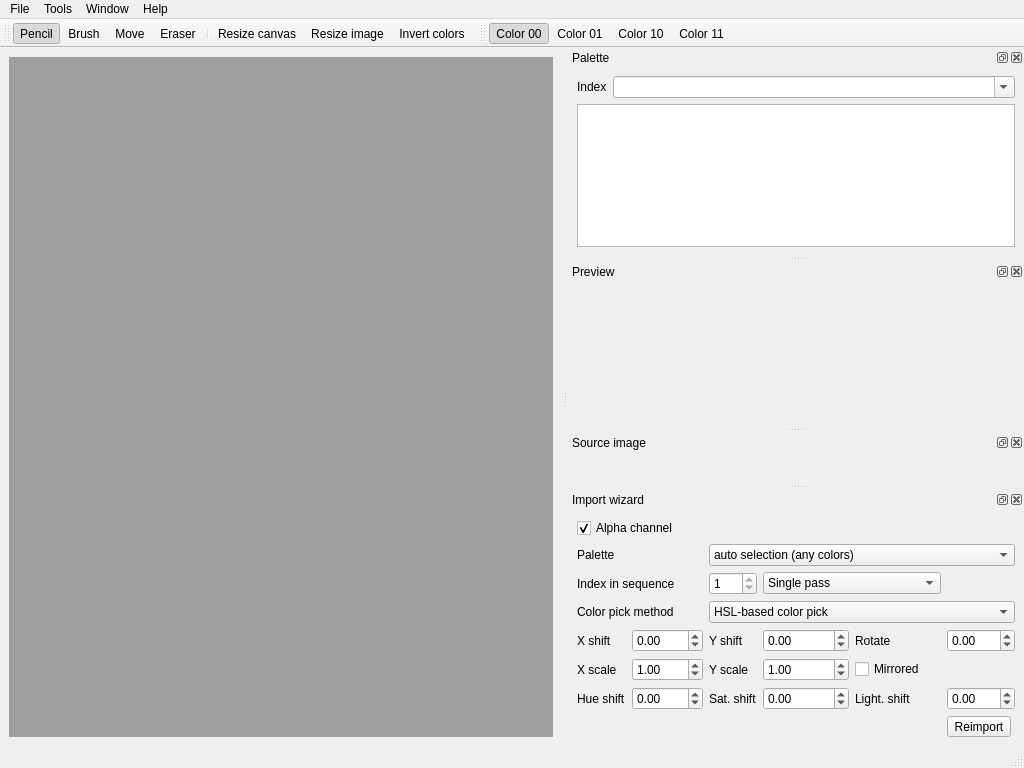
This is mainwindow.ui in mistificator/zx4pixelizer as Qt 5 draws it before an edit. The edited form follows.
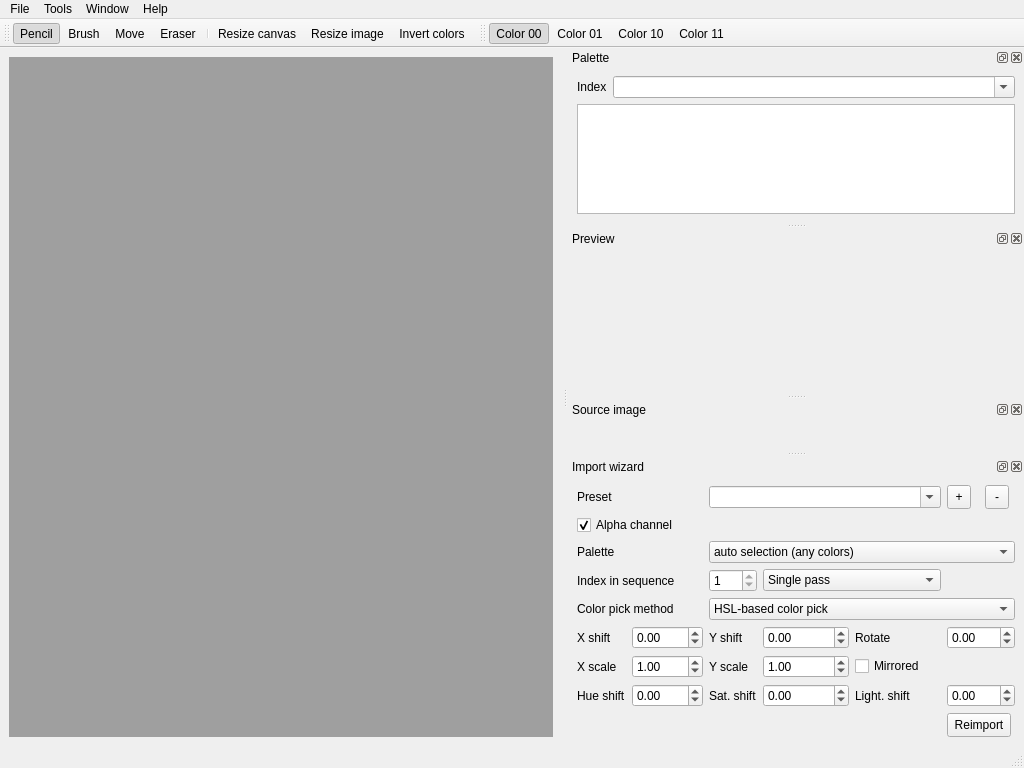
This is the edited form. Icons and pictures are not drawn.

Commit message: Reimport presets added

```diff
--- a/mainwindow.ui
+++ b/mainwindow.ui
@@ -346,27 +346,27 @@
    </attribute>
    <widget class="QWidget" name="dockWidgetContents_5">
     <layout class="QGridLayout" name="gridLayout_2">
-     <item row="8" column="3" colspan="2">
-      <spacer name="verticalSpacer_2">
-       <property name="orientation">
-        <enum>Qt::Vertical</enum>
-       </property>
-       <property name="sizeHint" stdset="0">
-        <size>
-         <width>20</width>
-         <height>40</height>
-        </size>
-       </property>
-      </spacer>
-     </item>
-     <item row="1" column="0">
-      <widget class="QLabel" name="label">
-       <property name="text">
-        <string>Palette</string>
-       </property>
-      </widget>
-     </item>
      <item row="6" column="1">
+      <widget class="QDoubleSpinBox" name="xScale">
+       <property name="minimum">
+        <double>0.010000000000000</double>
+       </property>
+       <property name="maximum">
+        <double>1000.000000000000000</double>
+       </property>
+       <property name="value">
+        <double>1.000000000000000</double>
+       </property>
+      </widget>
+     </item>
+     <item row="0" column="0">
+      <widget class="QLabel" name="label_13">
+       <property name="text">
+        <string>Preset</string>
+       </property>
+      </widget>
+     </item>
+     <item row="7" column="1">
       <widget class="QDoubleSpinBox" name="hueShift">
        <property name="minimum">
         <double>-1.000000000000000</double>
@@ -382,28 +382,27 @@
        </property>
       </widget>
      </item>
-     <item row="5" column="4" colspan="2">
+     <item row="6" column="4" colspan="2">
       <widget class="QCheckBox" name="mirrored">
        <property name="text">
         <string>Mirrored</string>
        </property>
       </widget>
      </item>
-     <item row="4" column="2">
-      <widget class="QLabel" name="label_5">
-       <property name="text">
-        <string>Y shift</string>
+     <item row="1" column="0" colspan="2">
+      <widget class="QCheckBox" name="alphaBox">
+       <property name="toolTip">
+        <string>&lt;html&gt;&lt;head/&gt;&lt;body&gt;&lt;p&gt;&lt;span style=&quot; color:#d69545;&quot;&gt;If checked ithen import tool will use alpha channel if image has it or pixel from left top corner as alpha channel chromakey&lt;/span&gt;&lt;/p&gt;&lt;/body&gt;&lt;/html&gt;</string>
        </property>
-      </widget>
-     </item>
-     <item row="4" column="4">
-      <widget class="QLabel" name="label_7">
        <property name="text">
-        <string>Rotate</string>
+        <string>Alpha channel</string>
        </property>
+       <property name="checked">
+        <bool>true</bool>
+       </property>
       </widget>
      </item>
-     <item row="5" column="3">
+     <item row="6" column="3">
       <widget class="QDoubleSpinBox" name="yScale">
        <property name="minimum">
         <double>0.010000000000000</double>
@@ -416,37 +415,24 @@
        </property>
       </widget>
      </item>
+     <item row="7" column="4">
+      <widget class="QLabel" name="label_12">
+       <property name="text">
+        <string>Light. shift</string>
+       </property>
+      </widget>
+     </item>
      <item row="5" column="1">
-      <widget class="QDoubleSpinBox" name="xScale">
+      <widget class="QDoubleSpinBox" name="xShift">
        <property name="minimum">
-        <double>0.010000000000000</double>
+        <double>-256.000000000000000</double>
        </property>
        <property name="maximum">
-        <double>1000.000000000000000</double>
+        <double>256.000000000000000</double>
        </property>
-       <property name="value">
-        <double>1.000000000000000</double>
-       </property>
       </widget>
      </item>
-     <item row="5" column="2">
-      <widget class="QLabel" name="label_9">
-       <property name="text">
-        <string>Y scale</string>
-       </property>
-      </widget>
-     </item>
-     <item row="2" column="2">
-      <widget class="QSpinBox" name="paletteNumberBox">
-       <property name="minimum">
-        <number>1</number>
-       </property>
-       <property name="maximum">
-        <number>1</number>
-       </property>
-      </widget>
-     </item>
-     <item row="4" column="3">
+     <item row="5" column="3">
       <widget class="QDoubleSpinBox" name="yShift">
        <property name="minimum">
         <double>-192.000000000000000</double>
@@ -456,61 +442,176 @@
        </property>
       </widget>
      </item>
-     <item row="7" column="5">
-      <widget class="QToolButton" name="importWizardApply">
-       <property name="layoutDirection">
-        <enum>Qt::LeftToRight</enum>
-       </property>
+     <item row="5" column="2">
+      <widget class="QLabel" name="label_5">
        <property name="text">
-        <string>Reimport</string>
+        <string>Y shift</string>
        </property>
       </widget>
      </item>
      <item row="5" column="0">
+      <widget class="QLabel" name="label_6">
+       <property name="text">
+        <string>X shift</string>
+       </property>
+      </widget>
+     </item>
+     <item row="4" column="0" colspan="2">
+      <widget class="QLabel" name="label_4">
+       <property name="text">
+        <string>Color pick method</string>
+       </property>
+      </widget>
+     </item>
+     <item row="0" column="5">
+      <widget class="QToolButton" name="addPreset">
+       <property name="minimumSize">
+        <size>
+         <width>24</width>
+         <height>24</height>
+        </size>
+       </property>
+       <property name="text">
+        <string>+</string>
+       </property>
+      </widget>
+     </item>
+     <item row="7" column="0">
+      <widget class="QLabel" name="label_10">
+       <property name="text">
+        <string>Hue shift</string>
+       </property>
+      </widget>
+     </item>
+     <item row="5" column="4">
+      <widget class="QLabel" name="label_7">
+       <property name="text">
+        <string>Rotate</string>
+       </property>
+      </widget>
+     </item>
+     <item row="6" column="0">
       <widget class="QLabel" name="label_8">
        <property name="text">
         <string>X scale</string>
        </property>
       </widget>
      </item>
-     <item row="4" column="1">
-      <widget class="QDoubleSpinBox" name="xShift">
-       <property name="minimum">
-        <double>-256.000000000000000</double>
+     <item row="9" column="3" colspan="2">
+      <spacer name="verticalSpacer_2">
+       <property name="orientation">
+        <enum>Qt::Vertical</enum>
        </property>
-       <property name="maximum">
-        <double>256.000000000000000</double>
+       <property name="sizeHint" stdset="0">
+        <size>
+         <width>20</width>
+         <height>40</height>
+        </size>
        </property>
+      </spacer>
+     </item>
+     <item row="3" column="3" colspan="2">
+      <widget class="QComboBox" name="multipass">
+       <item>
+        <property name="text">
+         <string>Single pass</string>
+        </property>
+       </item>
+       <item>
+        <property name="text">
+         <string>Multipass (scan 5x5 step 2)</string>
+        </property>
+       </item>
+       <item>
+        <property name="text">
+         <string>Multipass (scan 7x7 step 3)</string>
+        </property>
+       </item>
+       <item>
+        <property name="text">
+         <string>Multipass (scan 3x3 step 1)</string>
+        </property>
+       </item>
+       <item>
+        <property name="text">
+         <string>Multipass (scan 5x5 step 1)</string>
+        </property>
+       </item>
+       <item>
+        <property name="text">
+         <string>Multipass (scan 7x7 step 1)</string>
+        </property>
+       </item>
       </widget>
      </item>
      <item row="3" column="0" colspan="2">
-      <widget class="QLabel" name="label_4">
+      <widget class="QLabel" name="label_3">
        <property name="text">
-        <string>Color pick method</string>
+        <string>Index in sequence</string>
        </property>
       </widget>
      </item>
-     <item row="4" column="0">
-      <widget class="QLabel" name="label_6">
+     <item row="6" column="2">
+      <widget class="QLabel" name="label_9">
        <property name="text">
-        <string>X shift</string>
+        <string>Y scale</string>
        </property>
       </widget>
      </item>
-     <item row="0" column="0" colspan="2">
-      <widget class="QCheckBox" name="alphaBox">
-       <property name="toolTip">
-        <string>&lt;html&gt;&lt;head/&gt;&lt;body&gt;&lt;p&gt;&lt;span style=&quot; color:#d69545;&quot;&gt;If checked ithen import tool will use alpha channel if image has it or pixel from left top corner as alpha channel chromakey&lt;/span&gt;&lt;/p&gt;&lt;/body&gt;&lt;/html&gt;</string>
+     <item row="2" column="0">
+      <widget class="QLabel" name="label">
+       <property name="text">
+        <string>Palette</string>
        </property>
+      </widget>
+     </item>
+     <item row="3" column="2">
+      <widget class="QSpinBox" name="paletteNumberBox">
+       <property name="minimum">
+        <number>1</number>
+       </property>
+       <property name="maximum">
+        <number>1</number>
+       </property>
+      </widget>
+     </item>
+     <item row="7" column="2">
+      <widget class="QLabel" name="label_11">
        <property name="text">
-        <string>Alpha channel</string>
+        <string>Sat. shift</string>
        </property>
-       <property name="checked">
-        <bool>true</bool>
+      </widget>
+     </item>
+     <item row="7" column="3">
+      <widget class="QDoubleSpinBox" name="saturationShift">
+       <property name="minimum">
+        <double>-1.000000000000000</double>
        </property>
+       <property name="maximum">
+        <double>1.000000000000000</double>
+       </property>
+       <property name="singleStep">
+        <double>0.050000000000000</double>
+       </property>
+       <property name="value">
+        <double>0.000000000000000</double>
+       </property>
       </widget>
      </item>
-     <item row="1" column="2" colspan="4">
+     <item row="0" column="6">
+      <widget class="QToolButton" name="removePreset">
+       <property name="minimumSize">
+        <size>
+         <width>24</width>
+         <height>24</height>
+        </size>
+       </property>
+       <property name="text">
+        <string>-</string>
+       </property>
+      </widget>
+     </item>
+     <item row="2" column="2" colspan="5">
       <widget class="QComboBox" name="wizardPaletteBox">
        <property name="sizePolicy">
         <sizepolicy hsizetype="Expanding" vsizetype="Fixed">
@@ -530,17 +631,7 @@
        </item>
       </widget>
      </item>
-     <item row="4" column="5">
-      <widget class="QDoubleSpinBox" name="rotate">
-       <property name="minimum">
-        <double>-360.000000000000000</double>
-       </property>
-       <property name="maximum">
-        <double>360.000000000000000</double>
-       </property>
-      </widget>
-     </item>
-     <item row="3" column="2" colspan="4">
+     <item row="4" column="2" colspan="5">
       <widget class="QComboBox" name="colorPickBox">
        <item>
         <property name="text">
@@ -564,51 +655,17 @@
        </item>
       </widget>
      </item>
-     <item row="2" column="0" colspan="2">
-      <widget class="QLabel" name="label_3">
-       <property name="text">
-        <string>Index in sequence</string>
-       </property>
-      </widget>
-     </item>
-     <item row="6" column="0">
-      <widget class="QLabel" name="label_10">
-       <property name="text">
-        <string>Hue shift</string>
-       </property>
-      </widget>
-     </item>
-     <item row="6" column="2">
-      <widget class="QLabel" name="label_11">
-       <property name="text">
-        <string>Sat. shift</string>
-       </property>
-      </widget>
-     </item>
-     <item row="6" column="4">
-      <widget class="QLabel" name="label_12">
-       <property name="text">
-        <string>Light. shift</string>
-       </property>
-      </widget>
-     </item>
-     <item row="6" column="3">
-      <widget class="QDoubleSpinBox" name="saturationShift">
+     <item row="5" column="5" colspan="2">
+      <widget class="QDoubleSpinBox" name="rotate">
        <property name="minimum">
-        <double>-1.000000000000000</double>
+        <double>-360.000000000000000</double>
        </property>
        <property name="maximum">
-        <double>1.000000000000000</double>
-       </property>
-       <property name="singleStep">
-        <double>0.050000000000000</double>
-       </property>
-       <property name="value">
-        <double>0.000000000000000</double>
+        <double>360.000000000000000</double>
        </property>
       </widget>
      </item>
-     <item row="6" column="5">
+     <item row="7" column="5" colspan="2">
       <widget class="QDoubleSpinBox" name="lightnessShift">
        <property name="minimum">
         <double>-1.000000000000000</double>
@@ -624,38 +681,39 @@
        </property>
       </widget>
      </item>
-     <item row="2" column="3" colspan="2">
-      <widget class="QComboBox" name="multipass">
-       <item>
-        <property name="text">
-         <string>Single pass</string>
-        </property>
-       </item>
-       <item>
-        <property name="text">
-         <string>Multipass (scan 5x5 step 2)</string>
-        </property>
-       </item>
-       <item>
-        <property name="text">
-         <string>Multipass (scan 7x7 step 3)</string>
-        </property>
-       </item>
-       <item>
-        <property name="text">
-         <string>Multipass (scan 3x3 step 1)</string>
-        </property>
-       </item>
-       <item>
-        <property name="text">
-         <string>Multipass (scan 5x5 step 1)</string>
-        </property>
-       </item>
-       <item>
-        <property name="text">
-         <string>Multipass (scan 7x7 step 1)</string>
-        </property>
-       </item>
+     <item row="8" column="5" colspan="2">
+      <widget class="QToolButton" name="importWizardApply">
+       <property name="minimumSize">
+        <size>
+         <width>24</width>
+         <height>24</height>
+        </size>
+       </property>
+       <property name="layoutDirection">
+        <enum>Qt::LeftToRight</enum>
+       </property>
+       <property name="text">
+        <string>Reimport</string>
+       </property>
+      </widget>
+     </item>
+     <item row="0" column="2" colspan="3">
+      <widget class="QComboBox" name="presetBox">
+       <property name="minimumSize">
+        <size>
+         <width>0</width>
+         <height>0</height>
+        </size>
+       </property>
+       <property name="editable">
+        <bool>true</bool>
+       </property>
+       <property name="insertPolicy">
+        <enum>QComboBox::NoInsert</enum>
+       </property>
+       <property name="placeholderText">
+        <string>Enter preset name and press &quot;+&quot;</string>
+       </property>
       </widget>
      </item>
     </layout>
```
The commit also changes 5 other files.
